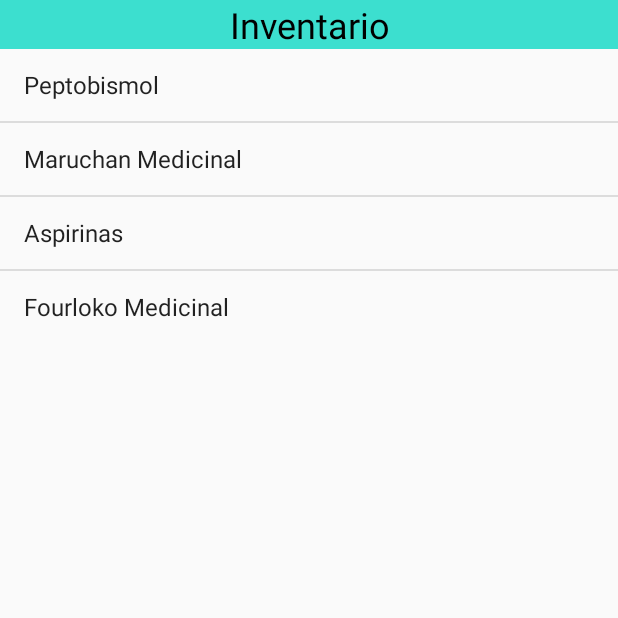
After one commit to AbrahamLCodes/Alimenta-al-Foraneo, an Android app: the activityDatos screen opened directly, with no data from a screen before it, on a phone screen of 412 x 824 dp, the top half of it. The commit adds this screen. Run offline under Robolectric (Android 15) with nearby library versions, the phone set to English and light mode, and no system bars.

Commit message:
Base de datos

```diff
--- a/app/src/main/AndroidManifest.xml
+++ b/app/src/main/AndroidManifest.xml
@@ -3,14 +3,15 @@
     package="com.mario.alimenta_al_forneo">
 
     <application
+        android:allowBackup="true"
         android:hardwareAccelerated="false"
-        android:allowBackup="true"
-        android:largeHeap="true"
         android:icon="@mipmap/ic_launcher"
         android:label="@string/app_name"
+        android:largeHeap="true"
         android:roundIcon="@mipmap/ic_launcher_round"
         android:supportsRtl="true"
         android:theme="@style/Theme.AppCompat.Light.NoActionBar">
+        <activity android:name=".activityDatos"></activity>
         <activity android:name=".MainActivity">
             <intent-filter>
                 <action android:name="android.intent.action.MAIN" />
--- /dev/null
+++ b/app/src/main/java/com/mario/alimenta_al_forneo/AdaptadorDatos.java
@@ -0,0 +1,50 @@
+package com.mario.alimenta_al_forneo;
+
+import android.view.LayoutInflater;
+import android.view.View;
+import android.view.ViewGroup;
+import android.widget.TextView;
+
+import androidx.annotation.NonNull;
+import androidx.recyclerview.widget.RecyclerView;
+
+import java.util.List;
+
+public class AdaptadorDatos extends RecyclerView.Adapter<AdaptadorDatos.ViewHolder>{
+
+    public static class ViewHolder extends RecyclerView.ViewHolder{
+        private TextView itemInventario;
+
+        public ViewHolder(@NonNull View itemView) {
+            super(itemView);
+            itemInventario = itemView.findViewById(R.id.itemInventario);
+
+
+        }
+    }
+
+    public List<listaModelo> listaItems;
+
+    public AdaptadorDatos(List<listaModelo> listaItems) {
+        this.listaItems = listaItems;
+    }
+
+    @NonNull
+    @Override
+    public ViewHolder onCreateViewHolder(@NonNull ViewGroup parent, int viewType) {
+        View view = LayoutInflater.from(parent.getContext()).inflate(R.layout.item_list,parent,false);
+        ViewHolder viewHolder = new ViewHolder(view);
+        return viewHolder;
+    }
+
+    @Override
+    public void onBindViewHolder(@NonNull ViewHolder holder, int position) {
+        holder.itemInventario.setText(listaItems.get(position).getItem());
+
+    }
+
+    @Override
+    public int getItemCount() {
+        return listaItems.size();
+    }
+}
--- /dev/null
+++ b/app/src/main/java/com/mario/alimenta_al_forneo/BaseDeDatos.java
@@ -0,0 +1,65 @@
+package com.mario.alimenta_al_forneo;
+
+import android.content.ClipData;
+import android.content.Context;
+import android.database.Cursor;
+import android.database.sqlite.SQLiteDatabase;
+import android.database.sqlite.SQLiteOpenHelper;
+import android.icu.text.CaseMap;
+import android.view.MenuItem;
+
+import androidx.annotation.IdRes;
+import androidx.annotation.Nullable;
+
+import java.util.ArrayList;
+import java.util.List;
+
+public class BaseDeDatos extends SQLiteOpenHelper {
+
+    private static final String NOMBRE_BD = "basededatos.bd";
+    private static final int VERSION_BD=1;
+    private static final String TABLA_INVENTARIO="CREATE TABLE INVENTARIO (ITEMS TEXT)";
+
+    public BaseDeDatos(@Nullable Context context) {
+        super(context, NOMBRE_BD, null, VERSION_BD);
+    }
+
+    @Override
+    public void onCreate(SQLiteDatabase sqLiteDatabase) {
+     sqLiteDatabase.execSQL(TABLA_INVENTARIO);
+    }
+
+    @Override
+    public void onUpgrade(SQLiteDatabase sqLiteDatabase, int i, int i1) {
+    sqLiteDatabase.execSQL("DROP TABLE IF EXISTS "+TABLA_INVENTARIO+"");
+    sqLiteDatabase.execSQL(TABLA_INVENTARIO);
+    }
+    public void agregarItems(String item){
+        SQLiteDatabase bd=getWritableDatabase();
+        if (bd!=null){
+            bd.execSQL("INSERT INTO INVENTARIO VALUES ('"+item+"')");
+            bd.close();
+        }
+    }
+    public void eliminarItems(int item){
+        SQLiteDatabase bd=getWritableDatabase();
+        if (bd!=null){
+            bd.execSQL("DELETE FROM INVENTARIO WHERE ITEMS='"+item+"'");
+            bd.close();
+        }
+    }
+    public List<listaModelo> mostrarLista(){
+        SQLiteDatabase bd = getReadableDatabase();
+        Cursor cursor=bd.rawQuery("SELECT * FROM INVENTARIO ", null);
+        List<listaModelo> listas = new ArrayList<>();
+        if(cursor.moveToFirst()){
+            do{
+                listas.add(new listaModelo(cursor.getString(0)));
+            }while(cursor.moveToNext());
+        }
+        return listas;
+    }
+
+
+
+}
--- /dev/null
+++ b/app/src/main/java/com/mario/alimenta_al_forneo/activityDatos.java
@@ -0,0 +1,50 @@
+package com.mario.alimenta_al_forneo;
+
+import androidx.appcompat.app.AppCompatActivity;
+import androidx.recyclerview.widget.LinearLayoutManager;
+import androidx.recyclerview.widget.RecyclerView;
+
+import android.os.Bundle;
+import android.view.View;
+import android.widget.AdapterView;
+import android.widget.ArrayAdapter;
+import android.widget.ListView;
+
+public class activityDatos extends AppCompatActivity implements AdapterView.OnItemClickListener {
+    private ListView recyclerViewLista;
+    private AdaptadorDatos adaptadorLista;
+    private BaseDeDatos base;
+    private String [] arreglo;
+    @Override
+    protected void onCreate(Bundle savedInstanceState) {
+        super.onCreate(savedInstanceState);
+        setContentView(R.layout.activity_datos);
+        base=new BaseDeDatos(getApplicationContext());
+        recyclerViewLista = findViewById(R.id.recyclerLista);
+
+
+        BaseDeDatos baseDeDatos = new BaseDeDatos (getApplicationContext());
+
+        adaptadorLista = new AdaptadorDatos(baseDeDatos.mostrarLista());
+        iniciaArreglo();
+        recyclerViewLista.setAdapter(new ArrayAdapter<String>(this,android.R.layout.simple_list_item_1,arreglo));
+
+        recyclerViewLista.setOnItemClickListener(this);
+
+    }
+    private void iniciaArreglo(){
+        arreglo=new String [base.mostrarLista().size()];
+        for(int i = 0;i<arreglo.length;i++){
+            arreglo[i]=base.mostrarLista().get(i).getItem();
+        }
+    }
+
+    @Override
+    public void onItemClick(AdapterView<?> parent, View view, int position, long id) {
+
+        base.eliminarItems((String)parent.getItemAtPosition(position));
+        iniciaArreglo();
+        recyclerViewLista.setAdapter(new ArrayAdapter<String>(this,android.R.layout.simple_list_item_1,arreglo));
+
+    }
+}
--- /dev/null
+++ b/app/src/main/java/com/mario/alimenta_al_forneo/listaModelo.java
@@ -0,0 +1,19 @@
+package com.mario.alimenta_al_forneo;
+
+public class listaModelo {
+    private String item;
+
+    public listaModelo(){
+    }
+
+    public listaModelo(String item){
+        this.item=item;
+
+    }
+
+    public String getItem(){ return item;}
+
+    public void setItem(String item){this.item=item;}
+
+
+}
--- /dev/null
+++ b/app/src/main/res/layout/activity_datos.xml
@@ -0,0 +1,25 @@
+<?xml version="1.0" encoding="utf-8"?>
+<LinearLayout xmlns:android="http://schemas.android.com/apk/res/android"
+    xmlns:app="http://schemas.android.com/apk/res-auto"
+    xmlns:tools="http://schemas.android.com/tools"
+    android:layout_width="match_parent"
+    android:layout_height="match_parent"
+    android:orientation="vertical"
+    tools:context=".activityDatos">
+
+    <TextView
+        android:id="@+id/textView3"
+        android:layout_width="match_parent"
+        android:layout_height="wrap_content"
+        android:background="#3CDFCF"
+        android:gravity="center"
+        android:shadowColor="#FFFFFF"
+        android:text="Inventario"
+        android:textColor="#000000"
+        android:textSize="24sp" />
+
+    <ListView
+        android:id="@+id/recyclerLista"
+        android:layout_width="match_parent"
+        android:layout_height="wrap_content" />
+</LinearLayout>
--- a/app/src/main/res/menu/navigation_menu.xml
+++ b/app/src/main/res/menu/navigation_menu.xml
@@ -7,7 +7,8 @@
         app:showAsAction="never" />
     <item
         android:id="@+id/item_curitas"
-        android:title="Curitas.......................$5" />
+        android:title="Curitas......................$5" />
+
     <item
         android:id="@+id/item_pepto"
         android:title="Peptobismol............$10" />
--- a/app/src/main/res/menu/navigation_menu2.xml
+++ b/app/src/main/res/menu/navigation_menu2.xml
@@ -1,4 +1,5 @@
 <?xml version="1.0" encoding="utf-8"?>
-<menu xmlns:android="http://schemas.android.com/apk/res/android">
-
+<menu xmlns:app="http://schemas.android.com/apk/res-auto"
+    xmlns:android="http://schemas.android.com/apk/res/android">
+    <group android:id="@+id/menu_group" />
 </menu>
```
Also changed, not shown: app/src/main/java/com/mario/alimenta_al_forneo/MainActivity.java (+28 -7 lines), app/src/main/res/layout/item_list.xml (added, +24 -0 lines), app/src/main/res/values/strings.xml (+14 -0 lines).
